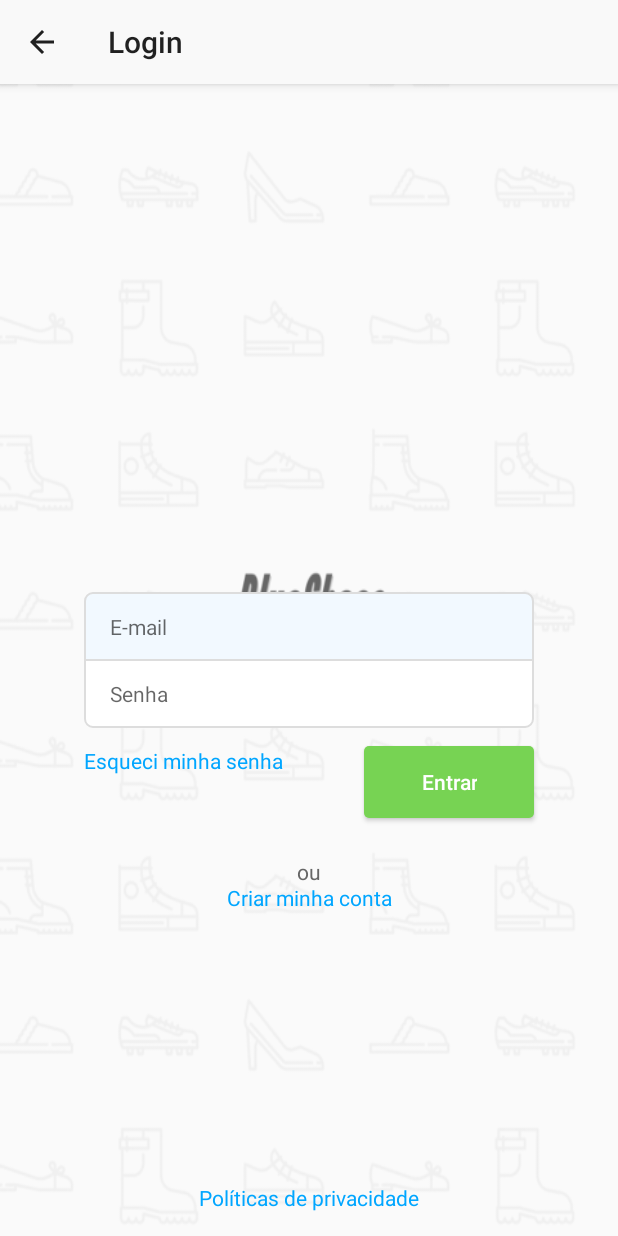
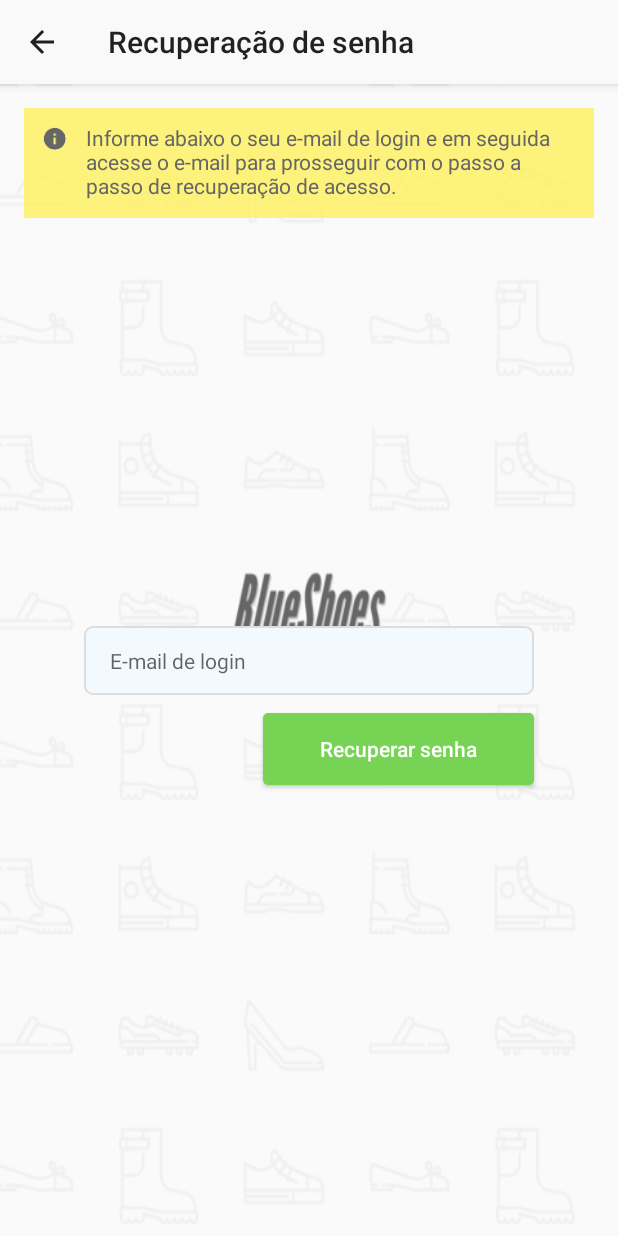
Before and after one commit to viniciusthiengo/blueshoes-kotlin-android, an Android app: the LoginActivity screen opened directly, with no data from a screen before it, after a tap on "Esqueci minha senha", on a phone screen of 412 x 824 dp. Run offline under Robolectric (Android 15) with nearby library versions, the phone set to English and light mode, and no system bars; libraries missing offline, so code that uses them is left out: com.blankj.utilcode; 2 statements that could not run were skipped; 2 other taps on this screen came first.

Commit message:
Adicionada a atividade do formulário de recuperação de senha / acesso, ForgotPasswordActivity. V1.

```diff
--- a/app/src/main/AndroidManifest.xml
+++ b/app/src/main/AndroidManifest.xml
@@ -26,5 +26,10 @@
             android:name=".view.LoginActivity"
             android:label="@string/title_activity_login"
             android:theme="@style/AppTheme.NoActionBar"/>
+
+        <activity
+            android:name=".view.ForgotPasswordActivity"
+            android:label="@string/title_activity_forgot_password"
+            android:theme="@style/AppTheme.NoActionBar"/>
     </application>
 </manifest>
--- /dev/null
+++ b/app/src/main/java/thiengo/com/br/blueshoes/view/ForgotPasswordActivity.kt
@@ -0,0 +1,103 @@
+package thiengo.com.br.blueshoes.view
+
+import android.os.Bundle
+import android.os.SystemClock
+import android.view.KeyEvent
+import android.view.View
+import android.widget.TextView
+import kotlinx.android.synthetic.main.content_forgot_password.*
+import kotlinx.android.synthetic.main.content_form.*
+import thiengo.com.br.blueshoes.R
+import thiengo.com.br.blueshoes.util.isValidEmail
+import thiengo.com.br.blueshoes.util.validate
+
+
+class ForgotPasswordActivity :
+    FormActivity(),
+    TextView.OnEditorActionListener {
+
+    override fun onCreate( savedInstanceState: Bundle? ) {
+        super.onCreate( savedInstanceState )
+
+        /*
+         * Colocando a View de um arquivo XML como View filha
+         * do item indicado no terceiro argumento.
+         * */
+        View.inflate(
+            this,
+            R.layout.content_forgot_password,
+            fl_form
+        )
+
+        /*
+         * Colocando configuração de validação de campo de email
+         * para enquanto o usuário informa o conteúdo deste campo.
+         * */
+        et_email.validate(
+            {
+                it.isValidEmail()
+            },
+            getString( R.string.invalid_email )
+        )
+
+        et_email.setOnEditorActionListener( this )
+    }
+
+    /*
+     * Caso o usuário toque no botão "Done" do teclado virtual
+     * ao invés de tocar no botão "Entrar". Mesmo assim temos
+     * de processar o formulário.
+     * */
+    override fun onEditorAction(
+        view: TextView,
+        actionId: Int,
+        event: KeyEvent? ): Boolean {
+
+        mainAction()
+        return false
+    }
+
+    override fun mainAction( view: View? ){
+        blockFields( true )
+        isMainButtonSending( true )
+        showProxy( true )
+        backEndFakeDelay()
+    }
+
+    override fun blockFields( status: Boolean ){
+        et_email.isEnabled = !status
+        bt_recover_password.isEnabled = !status
+    }
+
+    override fun isMainButtonSending(status: Boolean ){
+        bt_recover_password.text =
+            if( status )
+                getString( R.string.recover_password_going )
+            else
+                getString( R.string.recover_password )
+    }
+
+    private fun backEndFakeDelay(){
+        Thread{
+            kotlin.run {
+                /*
+                 * Simulando um delay de latência de
+                 * 1 segundo.
+                 * */
+                SystemClock.sleep( 1000 )
+
+                runOnUiThread {
+                    blockFields( false )
+                    isMainButtonSending( false )
+                    showProxy( false )
+
+                    snackBarFeedback(
+                        fl_form_container,
+                        false,
+                        getString( R.string.invalid_login )
+                    )
+                }
+            }
+        }.start()
+    }
+}
--- a/app/src/main/java/thiengo/com/br/blueshoes/view/LoginActivity.kt
+++ b/app/src/main/java/thiengo/com/br/blueshoes/view/LoginActivity.kt
@@ -50,8 +50,6 @@ class LoginActivity :
          * Colocando configuração de validação de campo de email
          * para enquanto o usuário informa o conteúdo deste campo.
          * */
-
-        et_email.text.toString()
         et_email.validate(
             {
                 it.isValidEmail()
@@ -213,13 +211,12 @@ class LoginActivity :
 
     /* Listeners de clique */
         fun callForgotPasswordActivity( view: View ){
-            Toast
-                .makeText(
-                    this,
-                    "TODO: callForgotPasswordActivity()",
-                    Toast.LENGTH_SHORT
-                )
-                .show()
+            val intent = Intent(
+                this,
+                ForgotPasswordActivity::class.java
+            )
+
+            startActivity( intent )
         }
 
         fun callSignUpActivity( view: View ){
--- /dev/null
+++ b/app/src/main/res/drawable/bg_form_field.xml
@@ -0,0 +1,19 @@
+<?xml version="1.0" encoding="utf-8"?>
+<selector
+    xmlns:android="http://schemas.android.com/apk/res/android">
+
+    <!--
+        Drawable utilizado quando a View alvo está com
+        foco.
+    -->
+    <item
+        android:state_focused="true"
+        android:drawable="@drawable/bg_form_field_corners_focused" />
+
+    <!--
+        Drawable utilizado quando a View alvo não está
+        com foco.
+    -->
+    <item
+        android:drawable="@drawable/bg_form_field_corners" />
+</selector>
--- /dev/null
+++ b/app/src/main/res/drawable/bg_form_field_corners.xml
@@ -0,0 +1,25 @@
+<?xml version="1.0" encoding="utf-8"?>
+<shape
+    xmlns:android="http://schemas.android.com/apk/res/android"
+    android:shape="rectangle">
+
+    <!--
+        Definindo a cor de background - branca.
+    -->
+    <solid android:color="@android:color/white" />
+
+    <!--
+        Definindo bordas de 1dp de espessura e na cor
+        cinza.
+    -->
+    <stroke
+        android:color="@color/colorViewLine"
+        android:width="1dp" />
+
+    <!--
+        Definindo bordas arredondadas na View
+        retangular.
+    -->
+    <corners
+        android:radius="5dp" />
+</shape>
--- /dev/null
+++ b/app/src/main/res/drawable/bg_form_field_corners_focused.xml
@@ -0,0 +1,25 @@
+<?xml version="1.0" encoding="utf-8"?>
+<shape
+    xmlns:android="http://schemas.android.com/apk/res/android"
+    android:shape="rectangle">
+
+    <!--
+        Definindo a cor de background - azul claro.
+    -->
+    <solid android:color="@color/colorFieldFocused" />
+
+    <!--
+        Definindo bordas de 1dp de espessura e na cor
+        cinza.
+    -->
+    <stroke
+        android:color="@color/colorViewLine"
+        android:width="1dp" />
+
+    <!--
+        Definindo bordas arredondadas na View
+        retangular.
+    -->
+    <corners
+        android:radius="5dp" />
+</shape>
--- /dev/null
+++ b/app/src/main/res/layout/content_forgot_password.xml
@@ -0,0 +1,56 @@
+<?xml version="1.0" encoding="utf-8"?>
+<android.support.constraint.ConstraintLayout
+    xmlns:android="http://schemas.android.com/apk/res/android"
+    xmlns:app="http://schemas.android.com/apk/res-auto"
+    android:padding="16dp"
+    android:layout_width="match_parent"
+    android:layout_height="match_parent">
+
+    <!-- Informação principal -->
+    <LinearLayout
+        android:id="@+id/ll_info_container"
+        app:layout_constraintTop_toTopOf="parent"
+        android:layout_width="match_parent"
+        android:layout_height="wrap_content"
+        android:background="@color/colorLightYellowBox"
+        android:padding="12dp"
+        android:orientation="horizontal">
+
+        <ImageView
+                style="@style/ImageViewLink"
+                android:layout_marginBottom="0dp"
+                android:layout_marginRight="12dp"
+                android:layout_marginEnd="12dp"
+                android:tint="@color/colorText"
+                android:contentDescription="@string/ic_info_desc"
+                android:src="@drawable/ic_information_black_18dp"/>
+        <TextView
+                style="@style/TextViewLink"
+                android:textColor="@color/colorText"
+                android:text="@string/forgot_password_info"/>
+    </LinearLayout>
+
+    <EditText
+        android:id="@+id/et_email"
+        style="@style/EditTextFormField"
+        app:layout_constraintBottom_toBottomOf="parent"
+        app:layout_constraintTop_toTopOf="parent"
+        app:layout_constraintRight_toRightOf="parent"
+        app:layout_constraintLeft_toLeftOf="parent"
+        android:background="@drawable/bg_form_field"
+        android:inputType="textEmailAddress"
+        android:imeOptions="actionDone"
+        android:hint="@string/hint_login_email"/>
+
+    <Button
+        android:id="@+id/bt_recover_password"
+        style="@style/ButtonForm"
+        android:layout_marginTop="12dp"
+        android:paddingLeft="38dp"
+        android:paddingRight="38dp"
+        app:layout_constraintTop_toBottomOf="@+id/et_email"
+        app:layout_constraintRight_toRightOf="@+id/et_email"
+        android:onClick="mainAction"
+        android:text="@string/recover_password"/>
+
+</android.support.constraint.ConstraintLayout>
--- a/app/src/main/res/values/strings.xml
+++ b/app/src/main/res/values/strings.xml
@@ -162,5 +162,21 @@
     <string name="invalid_login">
         Dados de login inválidos.
     </string>
-    <string name="title_activity_main2">Main2Activity</string>
+
+
+    <!-- ForgotPasswordActivity -->
+    <string name="title_activity_forgot_password">
+        Recuperação de senha
+    </string>
+
+    <string name="forgot_password_info">
+        Informe abaixo o seu e-mail de login e em seguida acesse
+        o e-mail para prosseguir com o passo a passo de recuperação
+        de acesso.
+    </string>
+
+    <string name="hint_login_email">E-mail de login</string>
+
+    <string name="recover_password">Recuperar senha</string>
+    <string name="recover_password_going">Enviando&#8230;</string>
 </resources>
```
